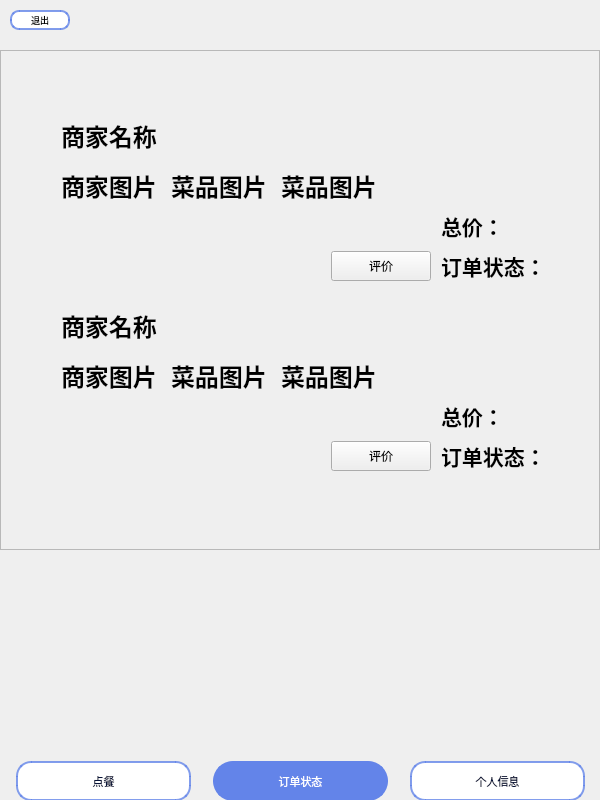
First picture: the form in consumer/orderstatus.ui, repository chichuxwx/Food-delivery-platform, before the edit.
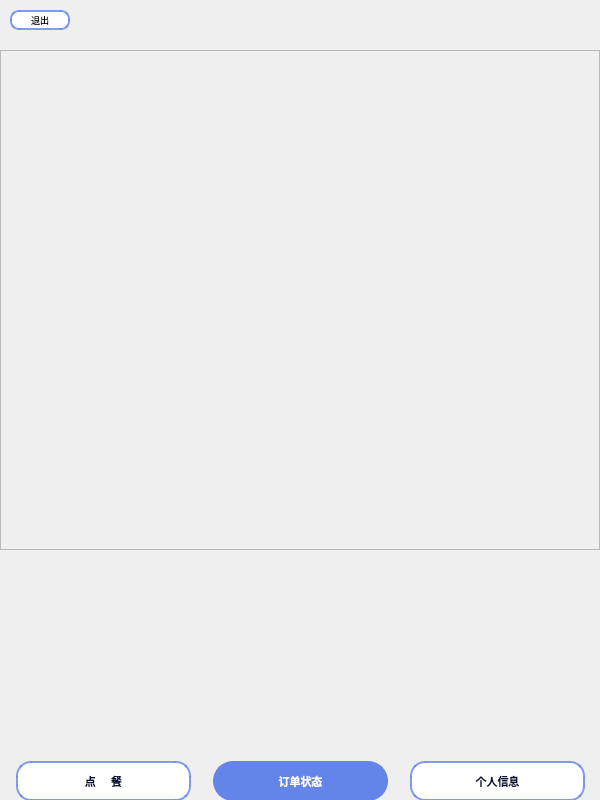
Second picture: the form after the edit. Icons and pictures are not drawn.

```diff
--- a/consumer/orderstatus.ui
+++ b/consumer/orderstatus.ui
@@ -93,344 +93,6 @@
       <height>498</height>
      </rect>
     </property>
-    <widget class="QLabel" name="label_12">
-     <property name="geometry">
-      <rect>
-       <x>170</x>
-       <y>300</y>
-       <width>100</width>
-       <height>50</height>
-      </rect>
-     </property>
-     <property name="minimumSize">
-      <size>
-       <width>100</width>
-       <height>50</height>
-      </size>
-     </property>
-     <property name="maximumSize">
-      <size>
-       <width>100</width>
-       <height>50</height>
-      </size>
-     </property>
-     <property name="text">
-      <string>&lt;html&gt;&lt;head/&gt;&lt;body&gt;&lt;p&gt;&lt;span style=&quot; font-size:18pt; font-weight:700;&quot;&gt;菜品图片&lt;/span&gt;&lt;/p&gt;&lt;/body&gt;&lt;/html&gt;</string>
-     </property>
-    </widget>
-    <widget class="QLabel" name="label_7">
-     <property name="geometry">
-      <rect>
-       <x>440</x>
-       <y>340</y>
-       <width>80</width>
-       <height>50</height>
-      </rect>
-     </property>
-     <property name="minimumSize">
-      <size>
-       <width>80</width>
-       <height>50</height>
-      </size>
-     </property>
-     <property name="text">
-      <string>&lt;html&gt;&lt;head/&gt;&lt;body&gt;&lt;p&gt;&lt;span style=&quot; font-size:16pt; font-weight:700;&quot;&gt;总价：&lt;/span&gt;&lt;/p&gt;&lt;/body&gt;&lt;/html&gt;</string>
-     </property>
-    </widget>
-    <widget class="QLabel" name="label_10">
-     <property name="geometry">
-      <rect>
-       <x>60</x>
-       <y>250</y>
-       <width>100</width>
-       <height>50</height>
-      </rect>
-     </property>
-     <property name="minimumSize">
-      <size>
-       <width>100</width>
-       <height>50</height>
-      </size>
-     </property>
-     <property name="maximumSize">
-      <size>
-       <width>100</width>
-       <height>50</height>
-      </size>
-     </property>
-     <property name="text">
-      <string>&lt;html&gt;&lt;head/&gt;&lt;body&gt;&lt;p&gt;&lt;span style=&quot; font-size:18pt; font-weight:700;&quot;&gt;商家名称&lt;/span&gt;&lt;/p&gt;&lt;/body&gt;&lt;/html&gt;</string>
-     </property>
-    </widget>
-    <widget class="QLabel" name="label_5">
-     <property name="geometry">
-      <rect>
-       <x>440</x>
-       <y>150</y>
-       <width>80</width>
-       <height>50</height>
-      </rect>
-     </property>
-     <property name="minimumSize">
-      <size>
-       <width>80</width>
-       <height>50</height>
-      </size>
-     </property>
-     <property name="text">
-      <string>&lt;html&gt;&lt;head/&gt;&lt;body&gt;&lt;p&gt;&lt;span style=&quot; font-size:16pt; font-weight:700;&quot;&gt;总价：&lt;/span&gt;&lt;/p&gt;&lt;/body&gt;&lt;/html&gt;</string>
-     </property>
-    </widget>
-    <widget class="QLabel" name="label_2">
-     <property name="geometry">
-      <rect>
-       <x>60</x>
-       <y>110</y>
-       <width>100</width>
-       <height>50</height>
-      </rect>
-     </property>
-     <property name="minimumSize">
-      <size>
-       <width>100</width>
-       <height>50</height>
-      </size>
-     </property>
-     <property name="maximumSize">
-      <size>
-       <width>100</width>
-       <height>50</height>
-      </size>
-     </property>
-     <property name="text">
-      <string>&lt;html&gt;&lt;head/&gt;&lt;body&gt;&lt;p&gt;&lt;span style=&quot; font-size:18pt; font-weight:700;&quot;&gt;商家图片&lt;/span&gt;&lt;/p&gt;&lt;/body&gt;&lt;/html&gt;</string>
-     </property>
-    </widget>
-    <widget class="QLabel" name="label_6">
-     <property name="geometry">
-      <rect>
-       <x>440</x>
-       <y>190</y>
-       <width>100</width>
-       <height>50</height>
-      </rect>
-     </property>
-     <property name="minimumSize">
-      <size>
-       <width>100</width>
-       <height>50</height>
-      </size>
-     </property>
-     <property name="maximumSize">
-      <size>
-       <width>100</width>
-       <height>50</height>
-      </size>
-     </property>
-     <property name="text">
-      <string>&lt;html&gt;&lt;head/&gt;&lt;body&gt;&lt;p&gt;&lt;span style=&quot; font-size:16pt; font-weight:700;&quot;&gt;订单状态：&lt;/span&gt;&lt;/p&gt;&lt;/body&gt;&lt;/html&gt;</string>
-     </property>
-    </widget>
-    <widget class="QLabel" name="label_9">
-     <property name="geometry">
-      <rect>
-       <x>440</x>
-       <y>380</y>
-       <width>100</width>
-       <height>50</height>
-      </rect>
-     </property>
-     <property name="minimumSize">
-      <size>
-       <width>100</width>
-       <height>50</height>
-      </size>
-     </property>
-     <property name="maximumSize">
-      <size>
-       <width>100</width>
-       <height>50</height>
-      </size>
-     </property>
-     <property name="text">
-      <string>&lt;html&gt;&lt;head/&gt;&lt;body&gt;&lt;p&gt;&lt;span style=&quot; font-size:16pt; font-weight:700;&quot;&gt;订单状态：&lt;/span&gt;&lt;/p&gt;&lt;/body&gt;&lt;/html&gt;</string>
-     </property>
-    </widget>
-    <widget class="QLabel" name="label_8">
-     <property name="geometry">
-      <rect>
-       <x>60</x>
-       <y>300</y>
-       <width>100</width>
-       <height>50</height>
-      </rect>
-     </property>
-     <property name="minimumSize">
-      <size>
-       <width>100</width>
-       <height>50</height>
-      </size>
-     </property>
-     <property name="maximumSize">
-      <size>
-       <width>100</width>
-       <height>50</height>
-      </size>
-     </property>
-     <property name="text">
-      <string>&lt;html&gt;&lt;head/&gt;&lt;body&gt;&lt;p&gt;&lt;span style=&quot; font-size:18pt; font-weight:700;&quot;&gt;商家图片&lt;/span&gt;&lt;/p&gt;&lt;/body&gt;&lt;/html&gt;</string>
-     </property>
-    </widget>
-    <widget class="QLabel" name="label">
-     <property name="geometry">
-      <rect>
-       <x>60</x>
-       <y>60</y>
-       <width>100</width>
-       <height>50</height>
-      </rect>
-     </property>
-     <property name="minimumSize">
-      <size>
-       <width>100</width>
-       <height>50</height>
-      </size>
-     </property>
-     <property name="maximumSize">
-      <size>
-       <width>100</width>
-       <height>50</height>
-      </size>
-     </property>
-     <property name="text">
-      <string>&lt;html&gt;&lt;head/&gt;&lt;body&gt;&lt;p&gt;&lt;span style=&quot; font-size:18pt; font-weight:700;&quot;&gt;商家名称&lt;/span&gt;&lt;/p&gt;&lt;/body&gt;&lt;/html&gt;</string>
-     </property>
-    </widget>
-    <widget class="QPushButton" name="pushButton_5">
-     <property name="geometry">
-      <rect>
-       <x>330</x>
-       <y>200</y>
-       <width>100</width>
-       <height>30</height>
-      </rect>
-     </property>
-     <property name="minimumSize">
-      <size>
-       <width>100</width>
-       <height>30</height>
-      </size>
-     </property>
-     <property name="maximumSize">
-      <size>
-       <width>100</width>
-       <height>30</height>
-      </size>
-     </property>
-     <property name="text">
-      <string>评价</string>
-     </property>
-    </widget>
-    <widget class="QLabel" name="label_4">
-     <property name="geometry">
-      <rect>
-       <x>280</x>
-       <y>110</y>
-       <width>100</width>
-       <height>50</height>
-      </rect>
-     </property>
-     <property name="minimumSize">
-      <size>
-       <width>100</width>
-       <height>50</height>
-      </size>
-     </property>
-     <property name="maximumSize">
-      <size>
-       <width>100</width>
-       <height>50</height>
-      </size>
-     </property>
-     <property name="text">
-      <string>&lt;html&gt;&lt;head/&gt;&lt;body&gt;&lt;p&gt;&lt;span style=&quot; font-size:18pt; font-weight:700;&quot;&gt;菜品图片&lt;/span&gt;&lt;/p&gt;&lt;/body&gt;&lt;/html&gt;</string>
-     </property>
-    </widget>
-    <widget class="QLabel" name="label_3">
-     <property name="geometry">
-      <rect>
-       <x>170</x>
-       <y>110</y>
-       <width>100</width>
-       <height>50</height>
-      </rect>
-     </property>
-     <property name="minimumSize">
-      <size>
-       <width>100</width>
-       <height>50</height>
-      </size>
-     </property>
-     <property name="maximumSize">
-      <size>
-       <width>100</width>
-       <height>50</height>
-      </size>
-     </property>
-     <property name="text">
-      <string>&lt;html&gt;&lt;head/&gt;&lt;body&gt;&lt;p&gt;&lt;span style=&quot; font-size:18pt; font-weight:700;&quot;&gt;菜品图片&lt;/span&gt;&lt;/p&gt;&lt;/body&gt;&lt;/html&gt;</string>
-     </property>
-    </widget>
-    <widget class="QLabel" name="label_11">
-     <property name="geometry">
-      <rect>
-       <x>280</x>
-       <y>300</y>
-       <width>100</width>
-       <height>50</height>
-      </rect>
-     </property>
-     <property name="minimumSize">
-      <size>
-       <width>100</width>
-       <height>50</height>
-      </size>
-     </property>
-     <property name="maximumSize">
-      <size>
-       <width>100</width>
-       <height>50</height>
-      </size>
-     </property>
-     <property name="text">
-      <string>&lt;html&gt;&lt;head/&gt;&lt;body&gt;&lt;p&gt;&lt;span style=&quot; font-size:18pt; font-weight:700;&quot;&gt;菜品图片&lt;/span&gt;&lt;/p&gt;&lt;/body&gt;&lt;/html&gt;</string>
-     </property>
-    </widget>
-    <widget class="QPushButton" name="pushButton_6">
-     <property name="geometry">
-      <rect>
-       <x>330</x>
-       <y>390</y>
-       <width>100</width>
-       <height>30</height>
-      </rect>
-     </property>
-     <property name="minimumSize">
-      <size>
-       <width>100</width>
-       <height>30</height>
-      </size>
-     </property>
-     <property name="maximumSize">
-      <size>
-       <width>100</width>
-       <height>30</height>
-      </size>
-     </property>
-     <property name="text">
-      <string>评价</string>
-     </property>
-    </widget>
    </widget>
   </widget>
   <widget class="QWidget" name="layoutWidget">
@@ -457,6 +119,12 @@
         <height>40</height>
        </size>
       </property>
+      <property name="font">
+       <font>
+        <pointsize>-1</pointsize>
+        <bold>true</bold>
+       </font>
+      </property>
       <property name="styleSheet">
        <string notr="true">QPushButton {
     background-color: #ffffff; /* 默认背景色，白色 */
@@ -479,7 +147,7 @@
 </string>
       </property>
       <property name="text">
-       <string>点餐</string>
+       <string>点     餐</string>
       </property>
      </widget>
     </item>
@@ -497,6 +165,12 @@
         <height>40</height>
        </size>
       </property>
+      <property name="font">
+       <font>
+        <pointsize>-1</pointsize>
+        <bold>true</bold>
+       </font>
+      </property>
       <property name="styleSheet">
        <string notr="true">QPushButton {
     background-color: #6384e9; /* 默认背景色，蓝色 */
@@ -537,6 +211,12 @@
         <height>40</height>
        </size>
       </property>
+      <property name="font">
+       <font>
+        <pointsize>-1</pointsize>
+        <bold>true</bold>
+       </font>
+      </property>
       <property name="styleSheet">
        <string notr="true">QPushButton {
     background-color: #ffffff; /* 默认背景色，白色 */
@@ -578,7 +258,7 @@
     <string notr="true">background-image: url(:/image/bg_2.png);</string>
    </property>
    <property name="text">
-    <string>TextLabel</string>
+    <string/>
    </property>
   </widget>
   <zorder>label_13</zorder>
```
Left out of the diff: 13 changed lines with no effect on the pictures.
